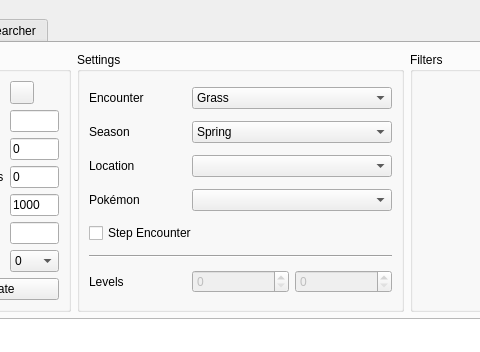
NickPlayeZ/PokeFinder, file Form/Gen5/Wild5.ui: the form before one commit; both pictures show x 114 to 594 and y 0 to 352 of the 1200 by 700 pixel window.
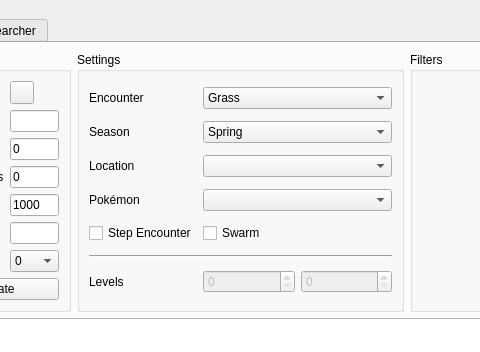
The form after the commit. Custom widgets are drawn as their Qt base class.

```diff
--- a/Form/Gen5/Wild5.ui
+++ b/Form/Gen5/Wild5.ui
@@ -244,13 +244,20 @@
           <item row="3" column="1" colspan="2">
            <widget class="ComboBox" name="comboBoxGeneratorPokemon"/>
           </item>
-          <item row="4" column="0" colspan="2">
+          <item row="4" column="0">
            <widget class="QCheckBox" name="checkBoxGeneratorMovingTrigger">
             <property name="text">
              <string>Step Encounter</string>
             </property>
            </widget>
           </item>
+          <item row="4" column="1" colspan="2">
+           <widget class="QCheckBox" name="checkBoxGeneratorSwarm">
+            <property name="text">
+             <string>Swarm</string>
+            </property>
+           </widget>
+          </item>
           <item row="5" column="0" colspan="3">
            <widget class="Line" name="lineGeneratorMovingTrigger">
             <property name="orientation">
```
Left out of the diff: 9 changed lines with no effect on the pictures.
